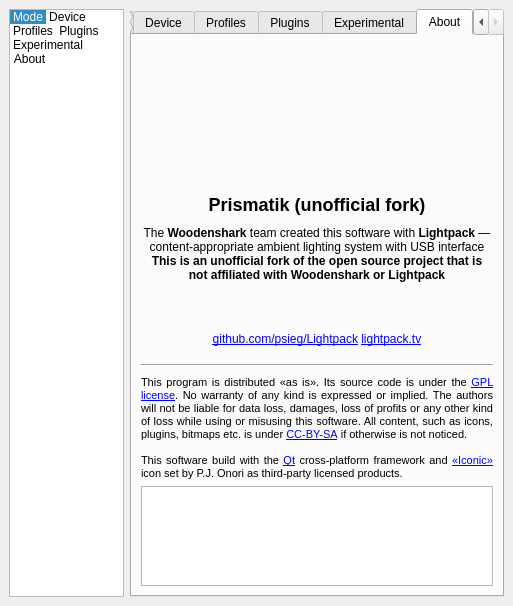
Above: Software/src/SettingsWindow.ui from woodenshark/Lightpack before the change. Below: the same form after it.
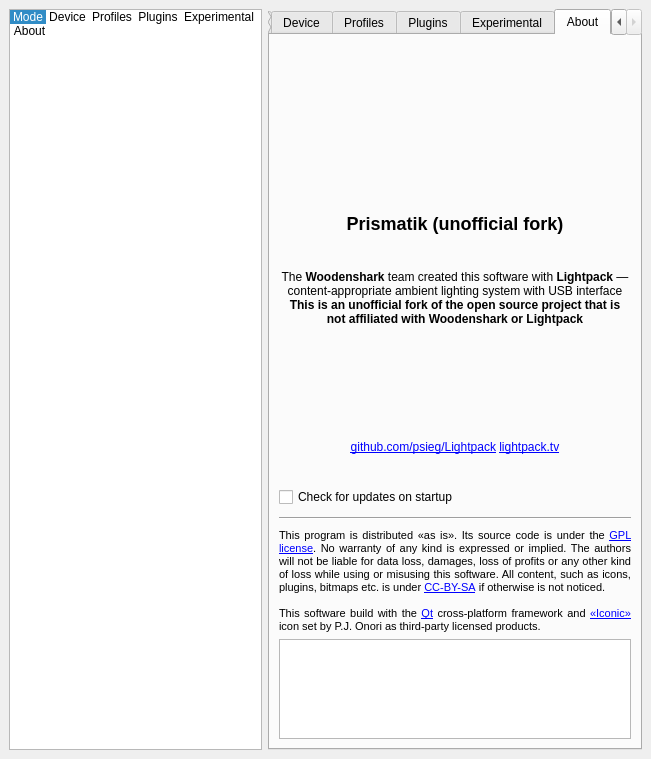
That is the form after the change. The open tabs and pages were chosen to show the change. Icons and pictures are not drawn. Custom widgets are drawn as their Qt base class.

What changed in the file:
```diff
--- a/Software/src/SettingsWindow.ui
+++ b/Software/src/SettingsWindow.ui
@@ -7,8 +7,8 @@
    <rect>
     <x>0</x>
     <y>0</y>
-    <width>496</width>
-    <height>603</height>
+    <width>651</width>
+    <height>759</height>
    </rect>
   </property>
   <property name="windowTitle">
@@ -2449,6 +2449,13 @@
           </property>
          </widget>
         </item>
+        <item>
+         <widget class="QCheckBox" name="checkBox_checkForUpdates">
+          <property name="text">
+           <string>Check for updates on startup</string>
+          </property>
+         </widget>
+        </item>
         <item>
          <widget class="Line" name="line">
           <property name="minimumSize">
```
Left out of the diff: 2 changed lines with no effect on the pictures.
